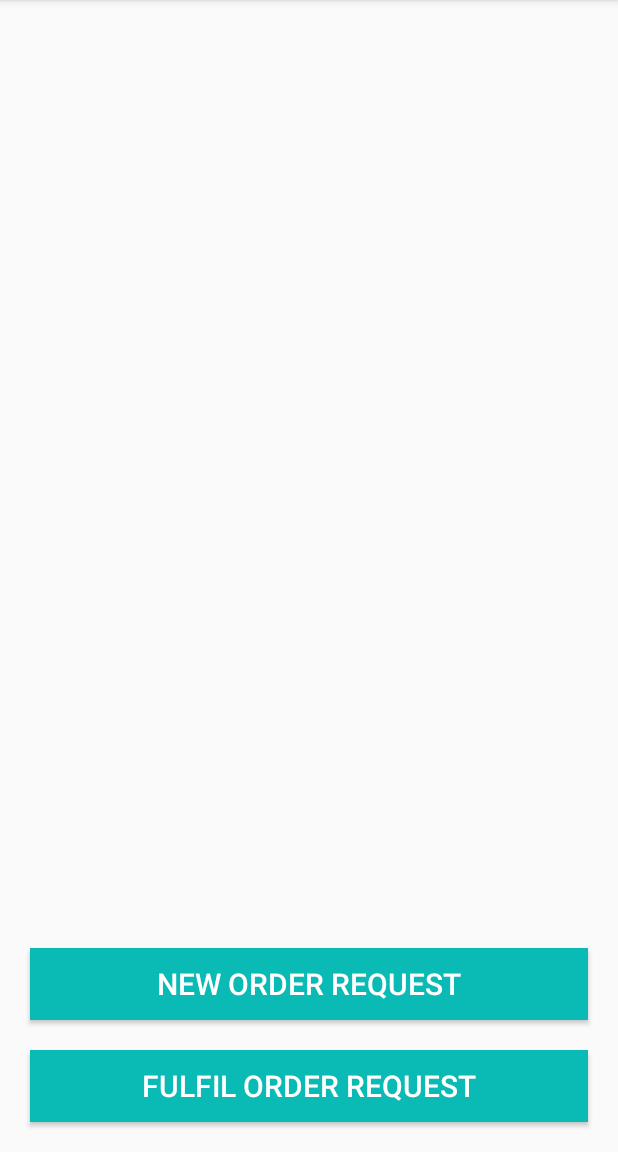
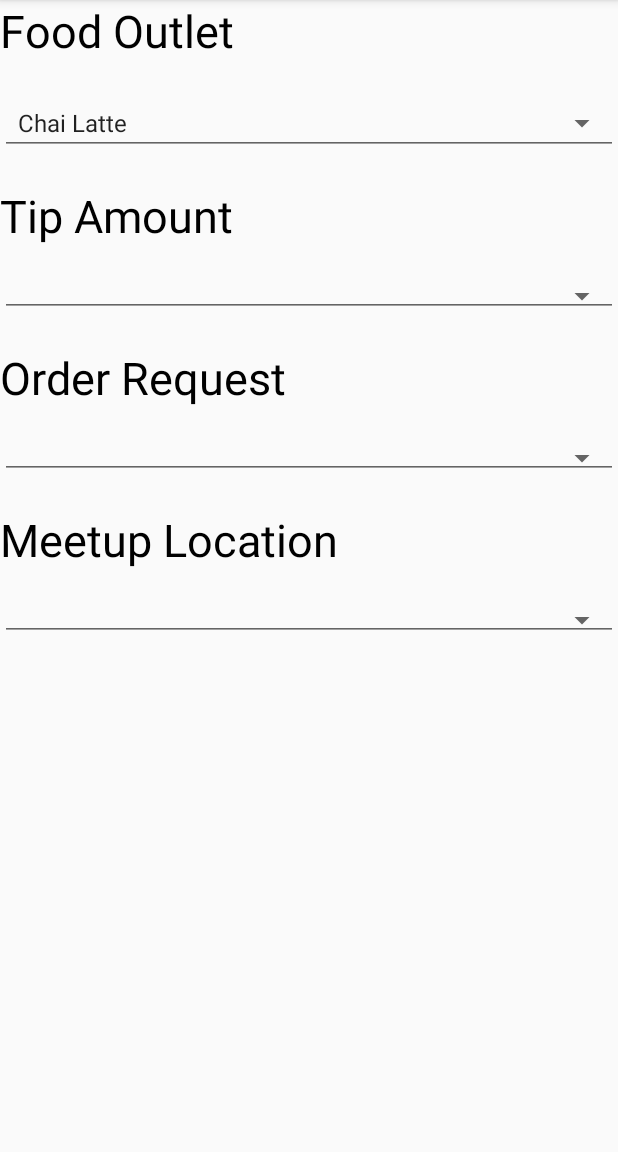
Before and after one commit to yuxuantan/TungPang, an Android app: the screen it shows after launch (MainActivity before the commit, NewOrderRequestActivity after it), after a tap on "NEW ORDER REQUEST", on a phone screen of 412 x 824 dp, the part 84-1236 px from its top. Run offline under Robolectric (Android 15) with nearby library versions, the phone set to English and light mode, and no system bars; libraries missing offline, so code that uses them is left out: com.estimote.coresdk; 3 statements that could not run were skipped.

Commit message:
Meet feature parity with master branch

```diff
--- a/app/build.gradle
+++ b/app/build.gradle
@@ -19,10 +19,11 @@ android {
 }
 
 dependencies {
-    implementation fileTree(dir: 'libs', include: ['*.jar'])
+    implementation fileTree(include: ['*.jar'], dir: 'libs')
     implementation 'com.android.support:appcompat-v7:26.1.0'
     implementation 'com.android.support.constraint:constraint-layout:1.0.2'
     testImplementation 'junit:junit:4.12'
     androidTestImplementation 'com.android.support.test:runner:1.0.1'
     androidTestImplementation 'com.android.support.test.espresso:espresso-core:3.0.1'
+    implementation 'com.estimote:sdk:1.0.12'
 }
--- a/app/src/main/AndroidManifest.xml
+++ b/app/src/main/AndroidManifest.xml
@@ -3,7 +3,9 @@
     package="com.shrmn.is416.tumpang">
 
     <application
+        android:name=".MyApplication"
         android:allowBackup="true"
+        android:configChanges="orientation|screenSize"
         android:icon="@mipmap/ic_launcher"
         android:label="@string/app_name"
         android:roundIcon="@mipmap/ic_launcher_round"
@@ -16,6 +18,8 @@
                 <category android:name="android.intent.category.LAUNCHER" />
             </intent-filter>
         </activity>
+        <activity android:name=".NewOrderRequestActivity" />
+        <activity android:name=".FulfilOrdersActivity"></activity>
     </application>
 
 </manifest>
--- a/app/src/main/java/com/shrmn/is416/tumpang/MainActivity.java
+++ b/app/src/main/java/com/shrmn/is416/tumpang/MainActivity.java
@@ -1,5 +1,6 @@
 package com.shrmn.is416.tumpang;
 
+import android.content.Intent;
 import android.support.v7.app.AppCompatActivity;
 import android.os.Bundle;
 import android.view.View;
@@ -13,8 +14,12 @@ public class MainActivity extends AppCompatActivity {
     }
 
     public void newOrderRequest(View view) {
+        Intent ptg = new Intent( this, NewOrderRequestActivity.class);
+        startActivity(ptg);
     }
 
     public void fulfilOrderOrderRequest(View view) {
+        Intent ptg = new Intent(this, FulfilOrdersActivity.class);
+        startActivity(ptg);
     }
 }
--- /dev/null
+++ b/app/src/main/java/com/shrmn/is416/tumpang/MyApplication.java
@@ -0,0 +1,84 @@
+package com.shrmn.is416.tumpang;
+
+import android.app.Application;
+import android.app.Notification;
+import android.app.NotificationManager;
+import android.app.PendingIntent;
+import android.content.Context;
+import android.content.Intent;
+import android.os.Build;
+import android.support.annotation.RequiresApi;
+
+import com.estimote.coresdk.observation.region.beacon.BeaconRegion;
+import com.estimote.coresdk.service.BeaconManager;
+import com.estimote.coresdk.recognition.packets.Beacon;
+
+import java.util.List;
+import java.util.UUID;
+
+public class MyApplication extends Application {
+
+    public static BeaconManager beaconManager;
+
+    @Override
+    public void onCreate() {
+        super.onCreate();
+
+        beaconManager = new BeaconManager(getApplicationContext());
+        beaconManager.setMonitoringListener(new BeaconManager.BeaconMonitoringListener() {
+            @RequiresApi(api = Build.VERSION_CODES.JELLY_BEAN)
+            @Override
+            public void onEnteredRegion(BeaconRegion region, List<Beacon> beacons) {
+                showNotification(
+                        "ENTERED!",
+                        "Current security wait time is 15 minutes, "
+                                + "and it's a 5 minute walk from security to the gate. "
+                                + "Looks like you've got plenty of time!");
+            }
+
+            @RequiresApi(api = Build.VERSION_CODES.JELLY_BEAN)
+            @Override
+            public void onExitedRegion(BeaconRegion region) {
+                // could add an "exit" notification too if you want (-:
+                showNotification(
+                        "Exited!",
+                        "Current security wait time is 15 minutes, "
+                                + "and it's a 5 minute walk from security to the gate. "
+                                + "Looks like you've got plenty of time!");
+            }
+
+        });
+        beaconManager.connect(new BeaconManager.ServiceReadyCallback() {
+            @Override
+            public void onServiceReady() {
+                beaconManager.startMonitoring(new BeaconRegion(
+                        "monitored region",
+                        UUID.fromString("B9407F30-F5F8-466E-AFF9-25556B57FE6D"), null, null));
+//
+//                                6722, 37991));
+
+            }
+        });
+
+    }
+
+
+    @RequiresApi(api = Build.VERSION_CODES.JELLY_BEAN)
+    public void showNotification(String title, String message) {
+        Intent notifyIntent = new Intent(this, MainActivity.class);
+        notifyIntent.setFlags(Intent.FLAG_ACTIVITY_SINGLE_TOP);
+        PendingIntent pendingIntent = PendingIntent.getActivities(this, 0,
+                new Intent[]{notifyIntent}, PendingIntent.FLAG_UPDATE_CURRENT);
+        Notification notification = new Notification.Builder(this)
+                .setSmallIcon(android.R.drawable.ic_dialog_info)
+                .setContentTitle(title)
+                .setContentText(message)
+                .setAutoCancel(true)
+                .setContentIntent(pendingIntent)
+                .build();
+        notification.defaults |= Notification.DEFAULT_SOUND;
+        NotificationManager notificationManager =
+                (NotificationManager) getSystemService(Context.NOTIFICATION_SERVICE);
+        notificationManager.notify(1, notification);
+    }
+}
--- /dev/null
+++ b/app/src/main/java/com/shrmn/is416/tumpang/NewOrderRequestActivity.java
@@ -0,0 +1,40 @@
+package com.shrmn.is416.tumpang;
+
+import android.support.v7.app.AppCompatActivity;
+import android.os.Bundle;
+import android.util.Log;
+import android.view.View;
+import android.widget.AdapterView;
+import android.widget.ArrayAdapter;
+import android.widget.Spinner;
+
+public class NewOrderRequestActivity extends AppCompatActivity {
+
+    @Override
+    protected void onCreate(Bundle savedInstanceState) {
+        super.onCreate(savedInstanceState);
+        setContentView(R.layout.activity_new_order_request);
+
+        Spinner dynamicSpinner = (Spinner) findViewById(R.id.food_Outlet);
+
+        String[] items = new String[] { "Chai Latte", "Green Tea", "Black Tea" };
+
+        ArrayAdapter<String> adapter = new ArrayAdapter<String>(this,
+                android.R.layout.simple_spinner_item, items);
+
+        dynamicSpinner.setAdapter(adapter);
+
+        dynamicSpinner.setOnItemSelectedListener(new AdapterView.OnItemSelectedListener() {
+            @Override
+            public void onItemSelected(AdapterView<?> parent, View view,
+                                       int position, long id) {
+                Log.v("item", (String) parent.getItemAtPosition(position));
+            }
+
+            @Override
+            public void onNothingSelected(AdapterView<?> parent) {
+                // TODO Auto-generated method stub
+            }
+        });
+    }
+}
--- /dev/null
+++ b/app/src/main/res/layout/activity_new_order_request.xml
@@ -0,0 +1,80 @@
+<?xml version="1.0" encoding="utf-8"?>
+<android.support.constraint.ConstraintLayout xmlns:android="http://schemas.android.com/apk/res/android"
+    xmlns:app="http://schemas.android.com/apk/res-auto"
+    xmlns:tools="http://schemas.android.com/tools"
+    android:layout_width="match_parent"
+    android:layout_height="match_parent"
+    tools:context="com.shrmn.is416.tumpang.NewOrderRequestActivity">
+
+    <TextView
+        android:id="@+id/label_outlet"
+        android:layout_width="match_parent"
+        android:layout_height="wrap_content"
+        android:text="Food Outlet"
+        android:textColor="@color/colorTextHeading"
+        android:textSize="30dp"
+        app:layout_constraintTop_toTopOf="parent" />
+
+    <Spinner
+        android:id="@+id/food_Outlet"
+        style="@style/Widget.AppCompat.Spinner.Underlined"
+        android:layout_width="match_parent"
+        android:layout_height="wrap_content"
+        android:layout_marginTop="20dp"
+        app:layout_constraintTop_toBottomOf="@id/label_outlet" />
+
+    <TextView
+        android:id="@+id/label_amount"
+        android:layout_width="match_parent"
+        android:layout_height="wrap_content"
+        android:layout_marginTop="20dp"
+        android:text="Tip Amount"
+        android:textColor="@color/colorTextHeading"
+        android:textSize="30dp"
+        app:layout_constraintTop_toBottomOf="@id/food_Outlet" />
+
+    <Spinner
+        android:id="@+id/tip_Amount"
+        style="@style/Widget.AppCompat.Spinner.Underlined"
+        android:layout_width="match_parent"
+        android:layout_height="wrap_content"
+        android:layout_marginTop="20dp"
+        app:layout_constraintTop_toBottomOf="@id/label_amount" />
+
+    <TextView
+        android:id="@+id/label_request"
+        android:layout_width="match_parent"
+        android:layout_height="wrap_content"
+        android:layout_marginTop="20dp"
+        android:text="Order Request"
+        android:textColor="@color/colorTextHeading"
+        android:textSize="30dp"
+        app:layout_constraintTop_toBottomOf="@id/tip_Amount" />
+
+    <Spinner
+        android:id="@+id/order_Request"
+        style="@style/Widget.AppCompat.Spinner.Underlined"
+        android:layout_width="match_parent"
+        android:layout_height="wrap_content"
+        android:layout_marginTop="20dp"
+        app:layout_constraintTop_toBottomOf="@id/label_request" />
+
+    <TextView
+        android:id="@+id/label_location"
+        android:layout_width="match_parent"
+        android:layout_height="wrap_content"
+        android:layout_marginTop="20dp"
+        android:text="Meetup Location"
+        android:textColor="@color/colorTextHeading"
+        android:textSize="30dp"
+        app:layout_constraintTop_toBottomOf="@id/order_Request" />
+
+    <Spinner
+        android:id="@+id/meetup_Location"
+        style="@style/Widget.AppCompat.Spinner.Underlined"
+        android:layout_width="fill_parent"
+        android:layout_height="wrap_content"
+        android:layout_marginTop="20dp"
+        app:layout_constraintTop_toBottomOf="@id/label_location" />
+
+</android.support.constraint.ConstraintLayout>
--- a/app/src/main/res/values/colors.xml
+++ b/app/src/main/res/values/colors.xml
@@ -5,4 +5,5 @@
     <color name="colorButton">#0ABAB5</color>
     <color name="colorButtonText">#FFFFFF</color>
     <color name="colorAccent">#FF4081</color>
+    <color name="colorTextHeading">#000000</color>
 </resources>
```
Also changed, not shown: app/src/main/java/com/shrmn/is416/tumpang/FulfilOrdersActivity.java (added, +210 -0 lines), app/src/main/java/com/shrmn/is416/tumpang/Order.java (added, +162 -0 lines), app/src/main/res/layout/activity_fulfil_orders.xml (added, +16 -0 lines), app/src/main/res/layout/mylistlayout.xml (added, +22 -0 lines).
